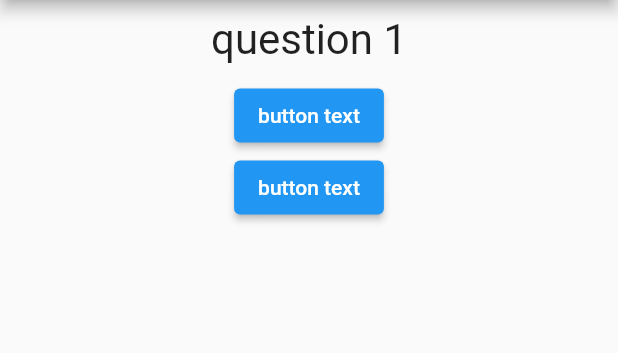
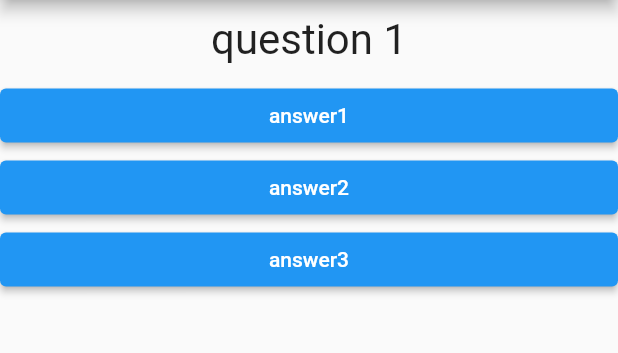
Before and after one commit to Nirol/learn_flutter, a Flutter app: the screen it shows after launch, on a phone screen of 412 x 824 dp, the part 84-437 px from its top. Run offline on Flutter 3.47's test engine with Material 2 defaults, Android fonts, the phone set to English and light mode, and no system bars.

Commit message:
add answer widget with callback to select answer method

```diff
--- /dev/null
+++ b/lib/answer.dart
@@ -0,0 +1,18 @@
+import 'package:flutter/material.dart';
+
+class Answer extends StatelessWidget {
+  final String answerText;
+  final Function selectAnswerHandler;
+
+  Answer(this.answerText, this.selectAnswerHandler);
+  @override
+  Widget build(BuildContext context) {
+    return Container(
+      width: double.infinity,
+      child: ElevatedButton(
+        onPressed: selectAnswerHandler,
+        child: Text(answerText),
+      ),
+    );
+  }
+}
--- a/lib/main.dart
+++ b/lib/main.dart
@@ -1,5 +1,6 @@
 import '/question.dart';
 import 'package:flutter/material.dart';
+import '/answer.dart';
 
 void main() {
   runApp(MyApp());
@@ -32,14 +33,9 @@ class _MyAppState extends State<MyApp> {
             Question(
               questions.elementAt(_questionIndex),
             ),
-            ElevatedButton(
-              onPressed: _answerQuestion,
-              child: Text('button text'),
-            ),
-            ElevatedButton(
-              onPressed: _answerQuestion,
-              child: Text('button text'),
-            ),
+            Answer('answer1', _answerQuestion),
+            Answer('answer2', _answerQuestion),
+            Answer('answer3', _answerQuestion)
           ],
         ),
       ),
```
